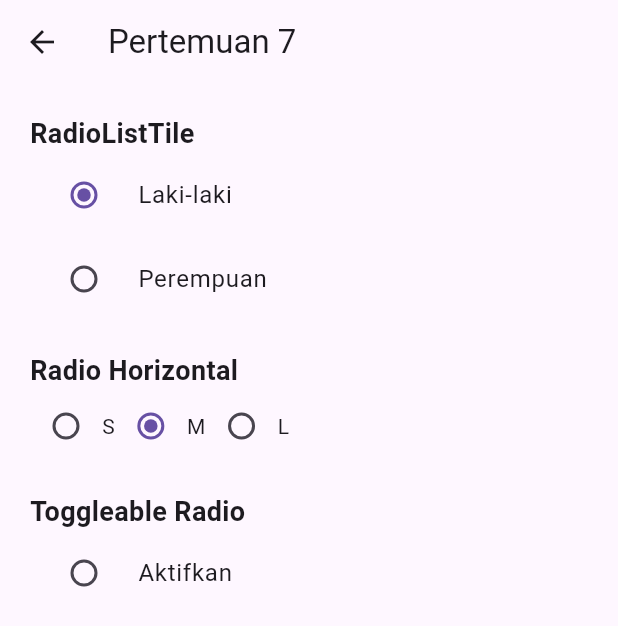
After one commit to alexxtsuji/alexprojectsmt4mp, a Flutter app: the screen it shows after launch, after a tap on "Pertemuan 7", on a phone screen of 412 x 824 dp. The commit adds this screen. Shown: the top 626 px of the screen. Run offline on Flutter 3.47's test engine with Material 3 defaults, Android fonts, the phone set to English and light mode, and no system bars; our stand-ins replace fluttertoast.

Commit message:
menambahkan pertemuan 7 radio button

```diff
--- a/lib/page/dashboard.dart
+++ b/lib/page/dashboard.dart
@@ -1,5 +1,6 @@
 import 'package:flutter/material.dart';
 import '../pertemuan/pertemuan6.dart';
+import '../pertemuan/pertemuan7.dart';
 
 class DashboardPage extends StatelessWidget {
   const DashboardPage({super.key});
@@ -12,8 +13,15 @@ class DashboardPage extends StatelessWidget {
       ),
 
       body: Center(
-        child: ElevatedButton(
+        child: Column(
+          mainAxisAlignment:
+              MainAxisAlignment.center,
+
+          children: [
+
+            ElevatedButton(
               child: const Text("Pertemuan 6"),
+
               onPressed: () {
                 Navigator.push(
                   context,
@@ -24,6 +32,24 @@ class DashboardPage extends StatelessWidget {
                 );
               },
             ),
+
+            const SizedBox(height: 20),
+
+            ElevatedButton(
+              child: const Text("Pertemuan 7"),
+
+              onPressed: () {
+                Navigator.push(
+                  context,
+                  MaterialPageRoute(
+                    builder: (context) =>
+                        const Pertemuan7Page(),
+                  ),
+                );
+              },
+            ),
+          ],
+        ),
       ),
     );
   }
--- /dev/null
+++ b/lib/pertemuan/pertemuan7.dart
@@ -0,0 +1,149 @@
+import 'package:flutter/material.dart';
+
+class Pertemuan7Page extends StatefulWidget {
+  const Pertemuan7Page({super.key});
+
+  @override
+  State<Pertemuan7Page> createState() =>
+      _Pertemuan7PageState();
+}
+
+class _Pertemuan7PageState
+    extends State<Pertemuan7Page> {
+
+  String? jenisKelamin = "Laki-laki";
+
+  String? ukuranBaju = "M";
+
+  String? toggleRadio;
+
+  @override
+  Widget build(BuildContext context) {
+    return Scaffold(
+      appBar: AppBar(
+        title: const Text("Pertemuan 7"),
+      ),
+
+      body: Padding(
+        padding: const EdgeInsets.all(20),
+
+        child: Column(
+          crossAxisAlignment:
+              CrossAxisAlignment.start,
+
+          children: [
+
+            const Text(
+              "RadioListTile",
+              style: TextStyle(
+                fontSize: 18,
+                fontWeight: FontWeight.bold,
+              ),
+            ),
+
+            RadioListTile(
+              title: const Text("Laki-laki"),
+              value: "Laki-laki",
+              groupValue: jenisKelamin,
+
+              onChanged: (value) {
+                setState(() {
+                  jenisKelamin = value.toString();
+                });
+              },
+            ),
+
+            RadioListTile(
+              title: const Text("Perempuan"),
+              value: "Perempuan",
+              groupValue: jenisKelamin,
+
+              onChanged: (value) {
+                setState(() {
+                  jenisKelamin = value.toString();
+                });
+              },
+            ),
+
+            const SizedBox(height: 20),
+
+            const Text(
+              "Radio Horizontal",
+              style: TextStyle(
+                fontSize: 18,
+                fontWeight: FontWeight.bold,
+              ),
+            ),
+
+            Row(
+              children: [
+
+                Radio(
+                  value: "S",
+                  groupValue: ukuranBaju,
+
+                  onChanged: (value) {
+                    setState(() {
+                      ukuranBaju = value.toString();
+                    });
+                  },
+                ),
+
+                const Text("S"),
+
+                Radio(
+                  value: "M",
+                  groupValue: ukuranBaju,
+
+                  onChanged: (value) {
+                    setState(() {
+                      ukuranBaju = value.toString();
+                    });
+                  },
+                ),
+
+                const Text("M"),
+
+                Radio(
+                  value: "L",
+                  groupValue: ukuranBaju,
+
+                  onChanged: (value) {
+                    setState(() {
+                      ukuranBaju = value.toString();
+                    });
+                  },
+                ),
+
+                const Text("L"),
+              ],
+            ),
+
+            const SizedBox(height: 20),
+
+            const Text(
+              "Toggleable Radio",
+              style: TextStyle(
+                fontSize: 18,
+                fontWeight: FontWeight.bold,
+              ),
+            ),
+
+            RadioListTile(
+              title: const Text("Aktifkan"),
+              value: "aktif",
+              groupValue: toggleRadio,
+              toggleable: true,
+
+              onChanged: (value) {
+                setState(() {
+                  toggleRadio = value.toString();
+                });
+              },
+            ),
+          ],
+        ),
+      ),
+    );
+  }
+}
```
Lines whose indentation alone changed are shown as unchanged.
